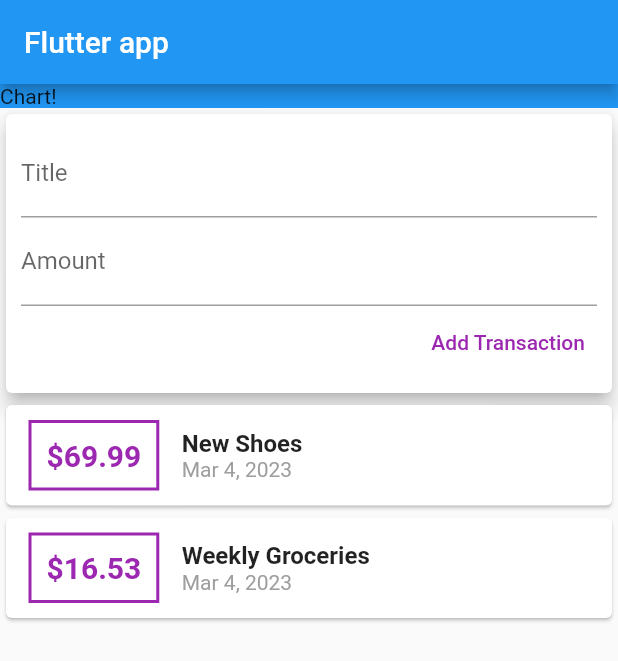
After one commit to RakanW10/real_app_01, a Flutter app: the screen it shows after launch, on a phone screen of 412 x 824 dp. The commit adds this screen. Shown: the top 661 px of the screen. Run offline on Flutter 3.47's test engine with Material 2 defaults, Android fonts, the phone set to English and light mode, and no system bars.

Commit message:
after lecture 91

```diff
--- /dev/null
+++ b/lib/widget/new_transaction.dart
@@ -0,0 +1,41 @@
+import 'package:flutter/material.dart';
+
+class NewTransation extends StatelessWidget {
+  final titleController = TextEditingController();
+  final amountController = TextEditingController();
+  final Function addTx;
+  NewTransation({super.key, required this.addTx});
+
+  @override
+  Widget build(BuildContext context) {
+    return Card(
+      elevation: 5,
+      child: Container(
+        padding: const EdgeInsets.all(10),
+        child: Column(
+          crossAxisAlignment: CrossAxisAlignment.end,
+          children: [
+            TextField(
+              controller: titleController,
+              decoration: InputDecoration(labelText: "Title"),
+            ),
+            TextField(
+              controller: amountController,
+              decoration: InputDecoration(labelText: "Amount"),
+            ),
+            TextButton(
+              onPressed: () => addTx(
+                titleController.text,
+                double.parse(amountController.text),
+              ),
+              style: TextButton.styleFrom(
+                foregroundColor: Colors.purple,
+              ),
+              child: const Text("Add Transaction"),
+            ),
+          ],
+        ),
+      ),
+    );
+  }
+}
--- /dev/null
+++ b/lib/widget/transaction_list.dart
@@ -0,0 +1,61 @@
+import 'package:flutter/material.dart';
+import 'package:intl/intl.dart';
+import 'package:real_app_01/models/transaction.dart';
+
+class TransactionList extends StatelessWidget {
+  final List<Transaction> transactions;
+  TransactionList(this.transactions);
+
+  @override
+  Widget build(BuildContext context) {
+    return Container(
+      height: MediaQuery.of(context).size.height * 0.6,
+      child: ListView.builder(
+        itemCount: transactions.length,
+        itemBuilder: (context, index) => Card(
+          child: Row(
+            children: [
+              Container(
+                margin: const EdgeInsets.symmetric(
+                  vertical: 10,
+                  horizontal: 15,
+                ),
+                padding: const EdgeInsets.all(10),
+                decoration: BoxDecoration(
+                  border: Border.all(
+                    color: Colors.purple,
+                    width: 2,
+                  ),
+                ),
+                child: Text(
+                  "\$${transactions[index].amount}",
+                  style: const TextStyle(
+                    fontWeight: FontWeight.bold,
+                    fontSize: 20,
+                    color: Colors.purple,
+                  ),
+                ),
+              ),
+              Column(
+                crossAxisAlignment: CrossAxisAlignment.start,
+                children: [
+                  Text(
+                    transactions[index].title,
+                    style: const TextStyle(
+                      fontSize: 16,
+                      fontWeight: FontWeight.bold,
+                    ),
+                  ),
+                  Text(DateFormat.yMMMd().format(transactions[index].date),
+                      style: const TextStyle(
+                        color: Colors.grey,
+                      )),
+                ],
+              ),
+            ],
+          ),
+        ),
+      ),
+    );
+  }
+}
--- /dev/null
+++ b/lib/widget/user_transactions.dart
@@ -0,0 +1,51 @@
+import 'package:flutter/material.dart';
+import 'package:real_app_01/models/transaction.dart';
+import 'package:real_app_01/widget/new_transaction.dart';
+import 'package:real_app_01/widget/transaction_list.dart';
+
+class UserTransactions extends StatefulWidget {
+  const UserTransactions({super.key});
+
+  @override
+  State<UserTransactions> createState() => _UserTransactionsState();
+}
+
+class _UserTransactionsState extends State<UserTransactions> {
+  final List<Transaction> _userTransactions = [
+    Transaction(
+      id: "t1",
+      title: "New Shoes",
+      amount: 69.99,
+      date: DateTime.now(),
+    ),
+    Transaction(
+      id: "t2",
+      title: "Weekly Groceries",
+      amount: 16.53,
+      date: DateTime.now(),
+    ),
+  ];
+  void _addNewTransaction(String txTitle, double txAmount) {
+    final newTx = Transaction(
+      title: txTitle,
+      amount: txAmount,
+      date: DateTime.now(),
+      id: DateTime.now().toString(),
+    );
+    setState(() {
+      _userTransactions.add(newTx);
+    });
+  }
+
+  @override
+  Widget build(BuildContext context) {
+    return Column(
+      children: [
+        NewTransation(
+          addTx: _addNewTransaction,
+        ),
+        TransactionList(_userTransactions),
+      ],
+    );
+  }
+}
```
Also changed, not shown: lib/main.dart (+2 -88 lines), lib/models/transaction.dart (renamed from lib/transaction.dart).
